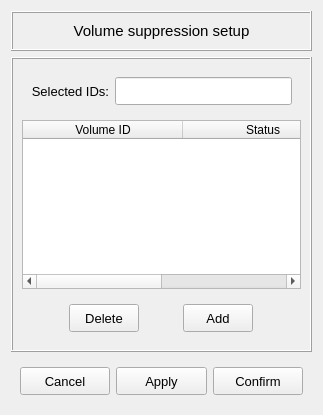
MOPT-UFSC/VIBRA, file vibra/interface/data/ui_files/model/general/volume_suppression_dialog.ui: the form before one commit.
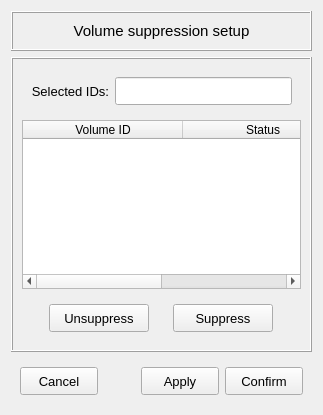
The form after the commit.

Commit message: standardize UI and change Add and Delete buttons to Supress and Unsuppress

Patch:
```diff
--- a/vibra/interface/data/ui_files/model/general/volume_suppression_dialog.ui
+++ b/vibra/interface/data/ui_files/model/general/volume_suppression_dialog.ui
@@ -50,7 +50,34 @@
       <enum>QFrame::Shadow::Raised</enum>
      </property>
      <layout class="QGridLayout" name="gridLayout_4">
-      <item row="0" column="1">
+      <item row="0" column="3">
+       <widget class="QPushButton" name="pushButton_confirm">
+        <property name="minimumSize">
+         <size>
+          <width>68</width>
+          <height>28</height>
+         </size>
+        </property>
+        <property name="maximumSize">
+         <size>
+          <width>140</width>
+          <height>16777215</height>
+         </size>
+        </property>
+        <property name="font">
+         <font>
+          <pointsize>10</pointsize>
+         </font>
+        </property>
+        <property name="text">
+         <string>Confirm</string>
+        </property>
+        <property name="autoDefault">
+         <bool>false</bool>
+        </property>
+       </widget>
+      </item>
+      <item row="0" column="2">
        <widget class="QPushButton" name="pushButton_apply">
         <property name="minimumSize">
          <size>
@@ -104,32 +131,18 @@
         </property>
        </widget>
       </item>
-      <item row="0" column="2">
-       <widget class="QPushButton" name="pushButton_confirm">
-        <property name="minimumSize">
-         <size>
-          <width>68</width>
-          <height>28</height>
-         </size>
+      <item row="0" column="1">
+       <spacer name="horizontalSpacer">
+        <property name="orientation">
+         <enum>Qt::Orientation::Horizontal</enum>
         </property>
-        <property name="maximumSize">
+        <property name="sizeHint" stdset="0">
          <size>
-          <width>140</width>
-          <height>16777215</height>
+          <width>40</width>
+          <height>20</height>
          </size>
         </property>
-        <property name="font">
-         <font>
-          <pointsize>10</pointsize>
-         </font>
-        </property>
-        <property name="text">
-         <string>Confirm</string>
-        </property>
-        <property name="autoDefault">
-         <bool>false</bool>
-        </property>
-       </widget>
+       </spacer>
       </item>
      </layout>
     </widget>
@@ -260,7 +273,7 @@
           <widget class="QPushButton" name="pushButton_delete">
            <property name="minimumSize">
             <size>
-             <width>68</width>
+             <width>100</width>
              <height>28</height>
             </size>
            </property>
@@ -276,7 +289,7 @@
             </font>
            </property>
            <property name="text">
-            <string>Delete</string>
+            <string>Unsuppress</string>
            </property>
            <property name="autoDefault">
             <bool>false</bool>
@@ -287,7 +300,7 @@
           <widget class="QPushButton" name="pushButton_add">
            <property name="minimumSize">
             <size>
-             <width>68</width>
+             <width>100</width>
              <height>28</height>
             </size>
            </property>
@@ -303,7 +316,7 @@
             </font>
            </property>
            <property name="text">
-            <string>Add</string>
+            <string>Suppress</string>
            </property>
            <property name="autoDefault">
             <bool>false</bool>
```
Left out of the diff: 4 changed lines with no effect on the pictures. The commit also changes 2 other files.
